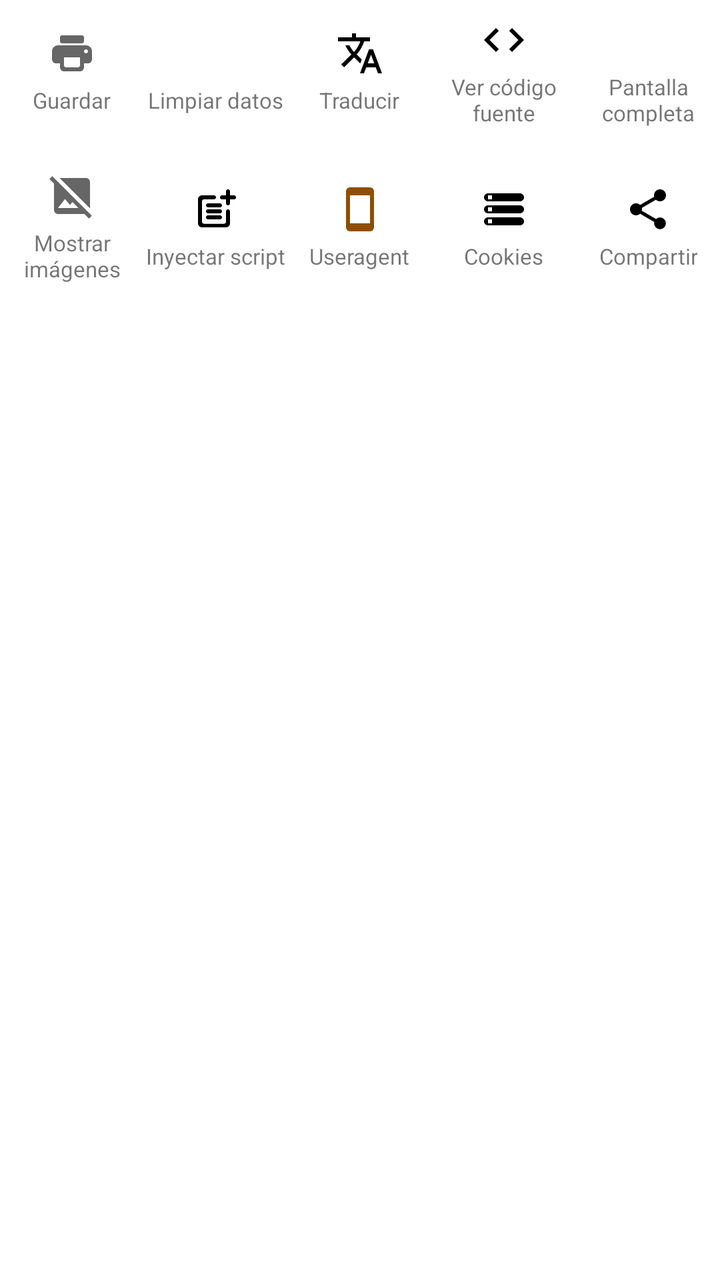
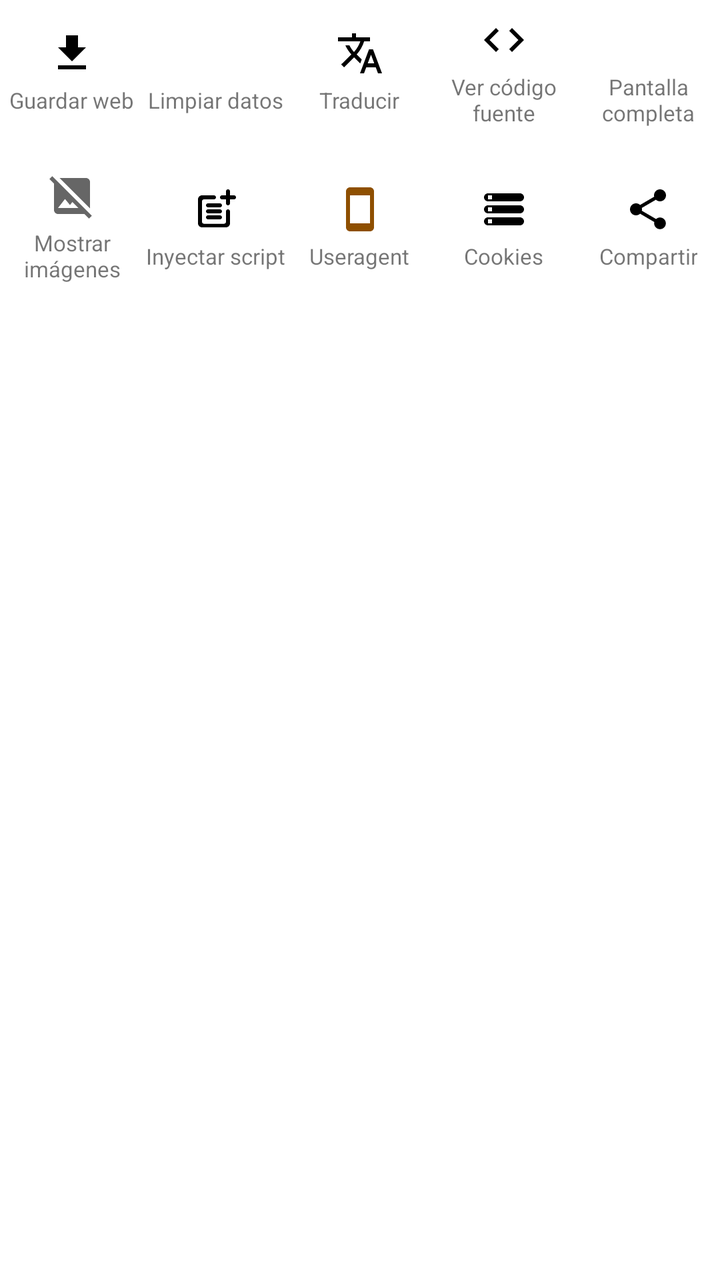

Compare the two renders of this Android layout. The source of the first and the diff that turns it into the second are given below.
<!-- AndroidManifest.xml: fallback theme Theme.MaterialComponents.DayNight.NoActionBar -->
<!-- res/layout/view_via_menu_page2.xml -->
<?xml version="1.0" encoding="utf-8"?>
<LinearLayout xmlns:android="http://schemas.android.com/apk/res/android"
    android:layout_width="match_parent"
    android:layout_height="match_parent"
    android:orientation="vertical">

    
    <LinearLayout
        android:layout_width="match_parent"
        android:layout_height="72dp"
        android:orientation="horizontal"
        android:baselineAligned="false"
        android:weightSum="5">
        <LinearLayout
            android:id="@+id/btn_via_save"
            android:layout_width="0dp"
            android:layout_height="match_parent"
            android:layout_weight="1"
            android:orientation="vertical"
            android:gravity="center"
            android:background="?attr/selectableItemBackgroundBorderless"
            android:clickable="true"
            android:focusable="true">
            <androidx.appcompat.widget.AppCompatImageView
                android:id="@+id/icon_via_save"
                android:layout_width="24dp"
                android:layout_height="24dp"
                android:src="@drawable/ic_round_print" />
            <TextView
                android:id="@+id/text_via_save"
                android:layout_width="wrap_content"
                android:layout_height="wrap_content"
                android:layout_marginTop="4dp"
                android:text="Guardar"
                android:textSize="11sp"
                android:gravity="center"
                android:maxLines="2"
                android:ellipsize="end" />
        </LinearLayout>
        <LinearLayout
            android:id="@+id/btn_via_clear_data"
            android:layout_width="0dp"
            android:layout_height="match_parent"
            android:layout_weight="1"
            android:orientation="vertical"
            android:gravity="center"
            android:background="?attr/selectableItemBackgroundBorderless"
            android:clickable="true"
            android:focusable="true">
            <androidx.appcompat.widget.AppCompatImageView
                android:id="@+id/icon_via_clear_data"
                android:layout_width="24dp"
                android:layout_height="24dp"
                android:src="@drawable/ic_action_delete" />
            <TextView
                android:id="@+id/text_via_clear_data"
                android:layout_width="wrap_content"
                android:layout_height="wrap_content"
                android:layout_marginTop="4dp"
                android:text="Limpiar datos"
                android:textSize="11sp"
                android:gravity="center"
                android:maxLines="2"
                android:ellipsize="end" />
        </LinearLayout>
        <LinearLayout
            android:id="@+id/btn_via_translate"
            android:layout_width="0dp"
            android:layout_height="match_parent"
            android:layout_weight="1"
            android:orientation="vertical"
            android:gravity="center"
            android:background="?attr/selectableItemBackgroundBorderless"
            android:clickable="true"
            android:focusable="true">
            <androidx.appcompat.widget.AppCompatImageView
                android:id="@+id/icon_via_translate"
                android:layout_width="24dp"
                android:layout_height="24dp"
                android:src="@drawable/translate" />
            <TextView
                android:id="@+id/text_via_translate"
                android:layout_width="wrap_content"
                android:layout_height="wrap_content"
                android:layout_marginTop="4dp"
                android:text="Traducir"
                android:textSize="11sp"
                android:gravity="center"
                android:maxLines="2"
                android:ellipsize="end" />
        </LinearLayout>
        <LinearLayout
            android:id="@+id/btn_via_view_source"
            android:layout_width="0dp"
            android:layout_height="match_parent"
            android:layout_weight="1"
            android:orientation="vertical"
            android:gravity="center"
            android:background="?attr/selectableItemBackgroundBorderless"
            android:clickable="true"
            android:focusable="true">
            <androidx.appcompat.widget.AppCompatImageView
                android:id="@+id/icon_via_view_source"
                android:layout_width="24dp"
                android:layout_height="24dp"
                android:src="@drawable/ic_baseline_code" />
            <TextView
                android:id="@+id/text_via_view_source"
                android:layout_width="wrap_content"
                android:layout_height="wrap_content"
                android:layout_marginTop="4dp"
                android:text="Ver código fuente"
                android:textSize="11sp"
                android:gravity="center"
                android:maxLines="2"
                android:ellipsize="end" />
        </LinearLayout>
        <LinearLayout
            android:id="@+id/btn_via_fullscreen"
            android:layout_width="0dp"
            android:layout_height="match_parent"
            android:layout_weight="1"
            android:orientation="vertical"
            android:gravity="center"
            android:background="?attr/selectableItemBackgroundBorderless"
            android:clickable="true"
            android:focusable="true">
            <androidx.appcompat.widget.AppCompatImageView
                android:id="@+id/icon_via_fullscreen"
                android:layout_width="24dp"
                android:layout_height="24dp"
                android:src="@drawable/ic_via_fullscreen" />
            <TextView
                android:id="@+id/text_via_fullscreen"
                android:layout_width="wrap_content"
                android:layout_height="wrap_content"
                android:layout_marginTop="4dp"
                android:text="Pantalla completa"
                android:textSize="11sp"
                android:gravity="center"
                android:maxLines="2"
                android:ellipsize="end" />
        </LinearLayout>
    </LinearLayout>

    
    <LinearLayout
        android:layout_width="match_parent"
        android:layout_height="72dp"
        android:layout_marginTop="6dp"
        android:orientation="horizontal"
        android:baselineAligned="false"
        android:weightSum="5">
        <LinearLayout
            android:id="@+id/btn_via_images"
            android:layout_width="0dp"
            android:layout_height="match_parent"
            android:layout_weight="1"
            android:orientation="vertical"
            android:gravity="center"
            android:background="?attr/selectableItemBackgroundBorderless"
            android:clickable="true"
            android:focusable="true">
            <androidx.appcompat.widget.AppCompatImageView
                android:id="@+id/icon_via_images"
                android:layout_width="24dp"
                android:layout_height="24dp"
                android:src="@drawable/ic_action_block_images" />
            <TextView
                android:id="@+id/text_via_images"
                android:layout_width="wrap_content"
                android:layout_height="wrap_content"
                android:layout_marginTop="4dp"
                android:text="Mostrar imágenes"
                android:textSize="11sp"
                android:gravity="center"
                android:maxLines="2"
                android:ellipsize="end" />
        </LinearLayout>
        <LinearLayout
            android:id="@+id/btn_via_inspect"
            android:layout_width="0dp"
            android:layout_height="match_parent"
            android:layout_weight="1"
            android:orientation="vertical"
            android:gravity="center"
            android:background="?attr/selectableItemBackgroundBorderless"
            android:clickable="true"
            android:focusable="true">
            <androidx.appcompat.widget.AppCompatImageView
                android:id="@+id/icon_via_inspect"
                android:layout_width="24dp"
                android:layout_height="24dp"
                android:src="@drawable/ic_page_tools" />
            <TextView
                android:id="@+id/text_via_inspect"
                android:layout_width="wrap_content"
                android:layout_height="wrap_content"
                android:layout_marginTop="4dp"
                android:text="Inyectar script"
                android:textSize="11sp"
                android:gravity="center"
                android:maxLines="2"
                android:ellipsize="end" />
        </LinearLayout>
        <LinearLayout
            android:id="@+id/btn_via_user_agent"
            android:layout_width="0dp"
            android:layout_height="match_parent"
            android:layout_weight="1"
            android:orientation="vertical"
            android:gravity="center"
            android:background="?attr/selectableItemBackgroundBorderless"
            android:clickable="true"
            android:focusable="true">
            <androidx.appcompat.widget.AppCompatImageView
                android:id="@+id/icon_via_user_agent"
                android:layout_width="24dp"
                android:layout_height="24dp"
                android:src="@drawable/ic_round_smartphone" />
            <TextView
                android:id="@+id/text_via_user_agent"
                android:layout_width="wrap_content"
                android:layout_height="wrap_content"
                android:layout_marginTop="4dp"
                android:text="Useragent"
                android:textSize="11sp"
                android:gravity="center"
                android:maxLines="2"
                android:ellipsize="end" />
        </LinearLayout>
        <LinearLayout
            android:id="@+id/btn_via_cookies"
            android:layout_width="0dp"
            android:layout_height="match_parent"
            android:layout_weight="1"
            android:orientation="vertical"
            android:gravity="center"
            android:background="?attr/selectableItemBackgroundBorderless"
            android:clickable="true"
            android:focusable="true">
            <androidx.appcompat.widget.AppCompatImageView
                android:id="@+id/icon_via_cookies"
                android:layout_width="24dp"
                android:layout_height="24dp"
                android:src="@drawable/ic_round_storage" />
            <TextView
                android:id="@+id/text_via_cookies"
                android:layout_width="wrap_content"
                android:layout_height="wrap_content"
                android:layout_marginTop="4dp"
                android:text="Cookies"
                android:textSize="11sp"
                android:gravity="center"
                android:maxLines="2"
                android:ellipsize="end" />
        </LinearLayout>
        <LinearLayout
            android:id="@+id/btn_via_share"
            android:layout_width="0dp"
            android:layout_height="match_parent"
            android:layout_weight="1"
            android:orientation="vertical"
            android:gravity="center"
            android:background="?attr/selectableItemBackgroundBorderless"
            android:clickable="true"
            android:focusable="true">
            <androidx.appcompat.widget.AppCompatImageView
                android:id="@+id/icon_via_share"
                android:layout_width="24dp"
                android:layout_height="24dp"
                android:src="@drawable/ic_share_black" />
            <TextView
                android:id="@+id/text_via_share"
                android:layout_width="wrap_content"
                android:layout_height="wrap_content"
                android:layout_marginTop="4dp"
                android:text="Compartir"
                android:textSize="11sp"
                android:gravity="center"
                android:maxLines="2"
                android:ellipsize="end" />
        </LinearLayout>
    </LinearLayout>

</LinearLayout>
<!-- resources referenced by this layout -->
<resources>
  <!-- drawable ic_action_block_images (drawable) -->
  <vector xmlns:android="http://schemas.android.com/apk/res/android"
      android:width="24dp"
      android:height="24dp"
      android:viewportWidth="24"
      android:viewportHeight="24"
      android:tint="?attr/colorControlNormal">
    <path
        android:fillColor="@android:color/white"
        android:pathData="M21.9,21.9l-8.49,-8.49l0,0L3.59,3.59l0,0L2.1,2.1L0.69,3.51L3,5.83V19c0,1.1 0.9,2 2,2h13.17l2.31,2.31L21.9,21.9zM5,18l3.5,-4.5l2.5,3.01L12.17,15l3,3H5zM21,18.17L5.83,3H19c1.1,0 2,0.9 2,2V18.17z"/>
  </vector>
  <!-- drawable ic_action_delete (drawable) -->
  <vector xmlns:android="http://schemas.android.com/apk/res/android"
      android:width="24dp"
      android:height="24dp"
      android:tint="?attr/iconColor"
      android:viewportWidth="24"
      android:viewportHeight="24">
      
      <path
          android:strokeWidth="1.8"
          android:strokeColor="#FFFFFF"
          android:strokeLineCap="round"
          android:pathData="M6.5,6.5 L17.5,17.5 M6.5,17.5 L17.5,6.5" />
  </vector>
  <!-- drawable ic_baseline_code (drawable) -->
  <vector xmlns:android="http://schemas.android.com/apk/res/android"
      android:width="24dp"
      android:height="24dp"
      android:viewportWidth="24"
      android:viewportHeight="24"
      android:tint="?attr/iconColor">
    <path
        android:fillColor="@android:color/black"
        android:pathData="M9.4,16.6L4.8,12l4.6,-4.6L8,6l-6,6 6,6 1.4,-1.4zM14.6,16.6l4.6,-4.6 -4.6,-4.6L16,6l6,6 -6,6 -1.4,-1.4z"/>
  </vector>
  <!-- drawable ic_round_print (drawable) -->
  <vector xmlns:android="http://schemas.android.com/apk/res/android"
      android:width="24dp"
      android:height="24dp"
      android:viewportWidth="24"
      android:viewportHeight="24"
      android:tint="?attr/colorControlNormal">
    <path
        android:fillColor="@android:color/white"
        android:pathData="M19,8L5,8c-1.66,0 -3,1.34 -3,3v4c0,1.1 0.9,2 2,2h2v2c0,1.1 0.9,2 2,2h8c1.1,0 2,-0.9 2,-2v-2h2c1.1,0 2,-0.9 2,-2v-4c0,-1.66 -1.34,-3 -3,-3zM15,19L9,19c-0.55,0 -1,-0.45 -1,-1v-4h8v4c0,0.55 -0.45,1 -1,1zM19,12c-0.55,0 -1,-0.45 -1,-1s0.45,-1 1,-1 1,0.45 1,1 -0.45,1 -1,1zM17,3L7,3c-0.55,0 -1,0.45 -1,1v2c0,0.55 0.45,1 1,1h10c0.55,0 1,-0.45 1,-1L18,4c0,-0.55 -0.45,-1 -1,-1z"/>
  </vector>
  <!-- drawable ic_round_smartphone (drawable-xxhdpi) -->
  <vector xmlns:android="http://schemas.android.com/apk/res/android"
      android:width="24dp"
      android:height="24dp"
      android:viewportWidth="24"
      android:viewportHeight="24">
    <path
        android:fillColor="#8E4F00"
        android:pathData="M17,1.01L7,1c-1.1,0 -2,0.9 -2,2v18c0,1.1 0.9,2 2,2h10c1.1,0 2,-0.9 2,-2V3c0,-1.1 -0.9,-1.99 -2,-1.99zM17,19H7V5h10v14z"/>
  </vector>
  <!-- drawable ic_round_storage (drawable) -->
  <vector xmlns:android="http://schemas.android.com/apk/res/android"
      android:width="24dp"
      android:height="24dp"
      android:viewportWidth="24"
      android:viewportHeight="24"
      android:tint="?attr/iconColor">
    <path
        android:fillColor="@android:color/black"
        android:pathData="M4,20h16c1.1,0 2,-0.9 2,-2s-0.9,-2 -2,-2L4,16c-1.1,0 -2,0.9 -2,2s0.9,2 2,2zM4,17h2v2L4,19v-2zM2,6c0,1.1 0.9,2 2,2h16c1.1,0 2,-0.9 2,-2s-0.9,-2 -2,-2L4,4c-1.1,0 -2,0.9 -2,2zM6,7L4,7L4,5h2v2zM4,14h16c1.1,0 2,-0.9 2,-2s-0.9,-2 -2,-2L4,10c-1.1,0 -2,0.9 -2,2s0.9,2 2,2zM4,11h2v2L4,13v-2z"/>
  </vector>
  <!-- drawable ic_via_fullscreen (drawable) -->
  <?xml version="1.0" encoding="utf-8"?>
  <vector xmlns:android="http://schemas.android.com/apk/res/android"
      android:width="24dp"
      android:height="24dp"
      android:viewportWidth="24"
      android:viewportHeight="24">
      <path
          android:fillColor="#FFFFFF"
          android:pathData="M7,14H5v5h5v-2H7V14z M5,10h2V7h3V5H5V10z M17,17h-3v2h5v-5h-2V17z M14,5v2h3v3h2V5H14z"/>
  </vector>
  <!-- unchanged entries left out for length: 3 -->
</resources>

<!-- the commit's change to res/layout/view_via_menu_page2.xml (unified diff, before → after) -->
@@ -25,13 +25,13 @@
                 android:id="@+id/icon_via_save"
                 android:layout_width="24dp"
                 android:layout_height="24dp"
-                android:src="@drawable/ic_round_print" />
+                android:src="@drawable/ic_file_download_black" />
             <TextView
                 android:id="@+id/text_via_save"
                 android:layout_width="wrap_content"
                 android:layout_height="wrap_content"
                 android:layout_marginTop="4dp"
-                android:text="Guardar"
+                android:text="Guardar web"
                 android:textSize="11sp"
                 android:gravity="center"
                 android:maxLines="2"
<!-- resource entries referenced after the edit -->
@@ -36,16 +36,16 @@
         android:fillColor="@android:color/black"
         android:pathData="M9.4,16.6L4.8,12l4.6,-4.6L8,6l-6,6 6,6 1.4,-1.4zM14.6,16.6l4.6,-4.6 -4.6,-4.6L16,6l6,6 -6,6 -1.4,-1.4z"/>
   </vector>
-  <!-- drawable ic_round_print (drawable) -->
+  <!-- drawable ic_file_download_black (drawable) -->
   <vector xmlns:android="http://schemas.android.com/apk/res/android"
-      android:width="24dp"
-      android:height="24dp"
-      android:viewportWidth="24"
-      android:viewportHeight="24"
-      android:tint="?attr/colorControlNormal">
-    <path
-        android:fillColor="@android:color/white"
-        android:pathData="M19,8L5,8c-1.66,0 -3,1.34 -3,3v4c0,1.1 0.9,2 2,2h2v2c0,1.1 0.9,2 2,2h8c1.1,0 2,-0.9 2,-2v-2h2c1.1,0 2,-0.9 2,-2v-4c0,-1.66 -1.34,-3 -3,-3zM15,19L9,19c-0.55,0 -1,-0.45 -1,-1v-4h8v4c0,0.55 -0.45,1 -1,1zM19,12c-0.55,0 -1,-0.45 -1,-1s0.45,-1 1,-1 1,0.45 1,1 -0.45,1 -1,1zM17,3L7,3c-0.55,0 -1,0.45 -1,1v2c0,0.55 0.45,1 1,1h10c0.55,0 1,-0.45 1,-1L18,4c0,-0.55 -0.45,-1 -1,-1z"/>
+          android:width="24dp"
+          android:height="24dp"
+          android:viewportWidth="24.0"
+          android:viewportHeight="24.0"
+      android:tint="?attr/iconColorState">
+      <path
+          android:fillColor="#FF000000"
+          android:pathData="M19,9h-4V3H9v6H5l7,7 7,-7zM5,18v2h14v-2H5z"/>
   </vector>
   <!-- drawable ic_round_smartphone (drawable-xxhdpi) -->
   <vector xmlns:android="http://schemas.android.com/apk/res/android"
